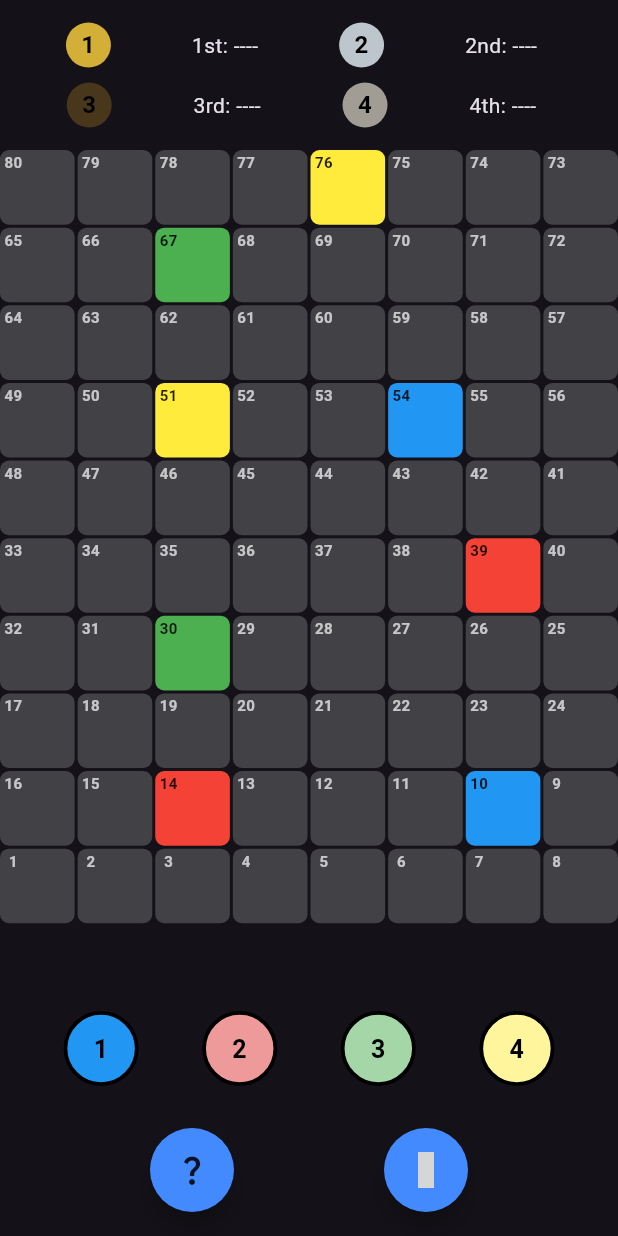
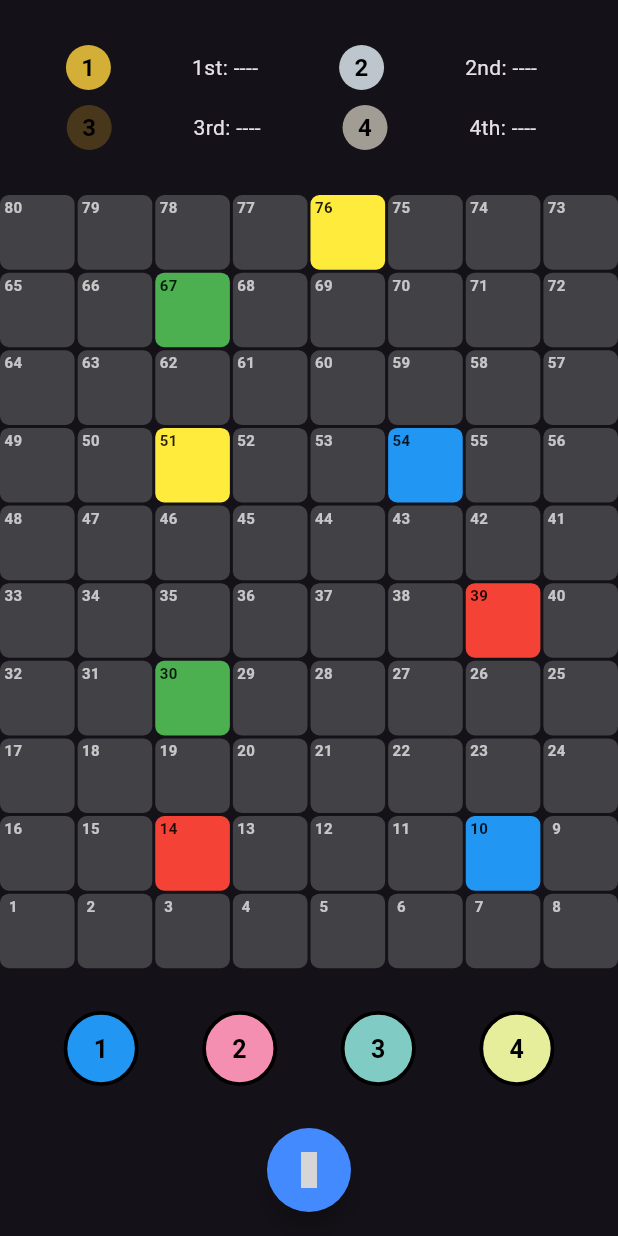
Before and after one commit to Nopalev/fp_ppb, a Flutter app: the GamePage screen opened by its route, on a phone screen of 412 x 824 dp. Run offline on Flutter 3.47's test engine with Material 3 defaults, Android fonts, the phone set to English and light mode, and no system bars; our stand-ins replace firebase_core; missing offline and left inert: dice_icons; accounts and stored records are empty; generated files the repository leaves out were written again; grey boxes are pictures that could not be loaded.

Commit message:
revision: color scheme

```diff
--- a/lib/component/floating_action_button.dart
+++ b/lib/component/floating_action_button.dart
@@ -14,7 +14,7 @@ class CustomFAB extends StatelessWidget {
   @override
   Widget build(BuildContext context) {
     return FloatingActionButton(
-      backgroundColor: Colors.blueAccent,
+      backgroundColor: (onPressed == null) ? Colors.grey : Colors.blueAccent,
       foregroundColor: Colors.black87,
       heroTag: heroTag,
       onPressed: onPressed,
--- a/lib/component/player_piece.dart
+++ b/lib/component/player_piece.dart
@@ -14,10 +14,10 @@ class PlayerPiece extends StatelessWidget {
   });
 
   final List<Color> colors = [
-    Colors.blue.shade200,
-    Colors.red.shade200,
-    Colors.green.shade200,
-    Colors.yellow.shade200,
+    Colors.lightBlue.shade200,
+    Colors.pink.shade200,
+    Colors.teal.shade200,
+    Colors.lime.shade200,
     Colors.blue,
     Colors.red,
     Colors.green,
--- a/lib/pages/game.dart
+++ b/lib/pages/game.dart
@@ -177,7 +177,7 @@ class _GamePageState extends State<GamePage> {
             mainAxisAlignment: MainAxisAlignment.spaceEvenly,
             crossAxisAlignment: CrossAxisAlignment.center,
             children: [
-              const SizedBox(height: 10),
+              const SizedBox(height: 25),
               Row(
                 mainAxisAlignment: MainAxisAlignment.spaceEvenly,
                 children: [
@@ -216,7 +216,7 @@ class _GamePageState extends State<GamePage> {
                   )
                 ],
               ),
-              const SizedBox(height: 10),
+              const SizedBox(height: 25),
               Expanded(
                 child: GameBoard(
                   positions: positions,
@@ -238,19 +238,6 @@ class _GamePageState extends State<GamePage> {
         mainAxisAlignment: MainAxisAlignment.spaceEvenly,
         children: [
           CustomFAB(
-            heroTag: 'howToPlay',
-            onPressed: (){
-              setState(() {
-                positions[1] += 1;
-                positions[2] += 1;
-                positions[3] += 1;
-              });
-            },
-            icon: const Icon(
-              Icons.question_mark
-            )
-          ),
-          CustomFAB(
             heroTag: 'dice',
             onPressed: disableDice ? null : rollDice,
             icon: const Icon(
```
Also changed, not shown: pubspec.lock, 1 other file.
